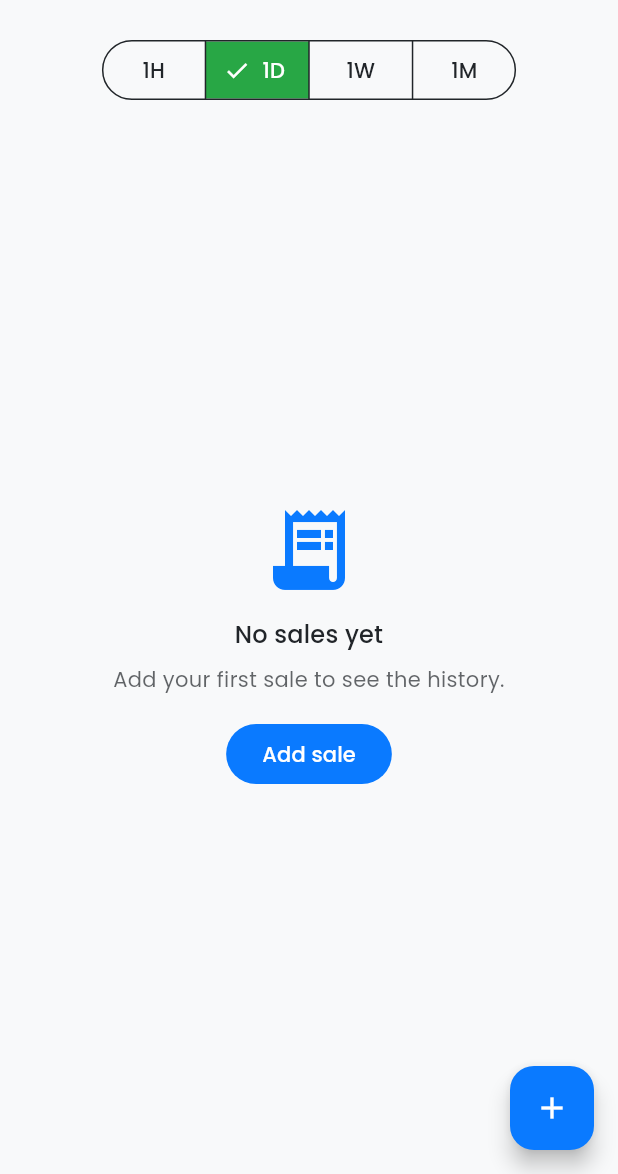
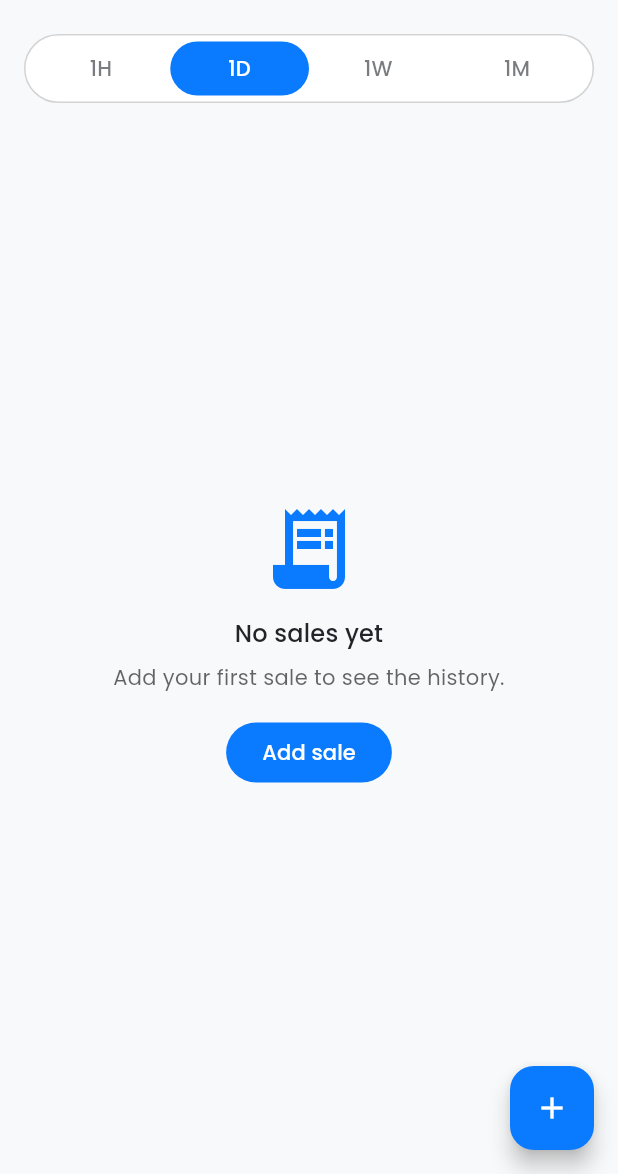
Before and after one commit to christhoval06/cosecha_app, a Flutter app: the SalesHistoryScreen screen opened by its route, on a phone screen of 412 x 824 dp, the part 62-1236 px from its top. Run offline on Flutter 3.47's test engine with Material 3 defaults, Android fonts, the phone set to English and light mode, and no system bars; our stand-ins replace animated_text_kit, dots_indicator, file_picker, fl_chart, flutter_form_builder, flutter_heatmap_calendar and 7 more; missing offline and left inert: cryptography, excel; accounts and stored records are empty.

```diff
--- a/lib/features/products/widgets/segment_tabs.dart
+++ b/lib/features/products/widgets/segment_tabs.dart
@@ -6,11 +6,13 @@ class SegmentTabs extends StatelessWidget {
     required this.value,
     required this.onChanged,
     required this.options,
+    this.labelBuilder,
   });
 
   final String value;
   final ValueChanged<String> onChanged;
   final List<String> options;
+  final String Function(String option)? labelBuilder;
 
   @override
   Widget build(BuildContext context) {
@@ -20,7 +22,7 @@ class SegmentTabs extends StatelessWidget {
       decoration: BoxDecoration(
         color: colorScheme.surface,
         borderRadius: BorderRadius.circular(24),
-        border: Border.all(color: colorScheme.outline.withOpacity(0.2)),
+        border: Border.all(color: colorScheme.outline.withValues(alpha: 0.2)),
       ),
       child: Row(
         children: options.map((option) {
@@ -34,16 +36,16 @@ class SegmentTabs extends StatelessWidget {
                 decoration: BoxDecoration(
                   color: isActive
                       ? colorScheme.primary
-                      : colorScheme.surface.withOpacity(0),
+                      : colorScheme.surface.withValues(alpha: 0),
                   borderRadius: BorderRadius.circular(20),
                 ),
                 child: Text(
-                  option,
+                  labelBuilder?.call(option) ?? option,
                   textAlign: TextAlign.center,
                   style: Theme.of(context).textTheme.labelLarge?.copyWith(
                         color: isActive
                             ? colorScheme.onPrimary
-                            : colorScheme.onSurface.withOpacity(0.6),
+                            : colorScheme.onSurface.withValues(alpha: 0.6),
                       ),
                 ),
               ),
--- a/lib/features/transactions/sales_history_screen.dart
+++ b/lib/features/transactions/sales_history_screen.dart
@@ -9,6 +9,8 @@ import '../../data/models/sale_transaction.dart';
 import '../../data/repositories/sales_repository.dart';
 import '../../l10n/app_localizations.dart';
 import '../../core/constants/app_routes.dart';
+import '../products/widgets/segment_tabs.dart';
+import 'widgets/sales_history_filters_sheet.dart';
 
 class SalesHistoryScreen extends StatefulWidget {
   const SalesHistoryScreen({super.key});
@@ -20,6 +22,9 @@ class SalesHistoryScreen extends StatefulWidget {
 class _SalesHistoryScreenState extends State<SalesHistoryScreen> {
   String _range = '1D';
   final _repository = SalesRepository();
+  SalesHistorySort _sort = SalesHistorySort.latest;
+  String? _channelFilter;
+  String? _productIdFilter;
 
   DateTime _rangeStart(DateTime now) {
     switch (_range) {
@@ -45,9 +50,35 @@ class _SalesHistoryScreenState extends State<SalesHistoryScreen> {
       appBar: AppBar(
         title: Text(l10n.salesHistoryTitle),
         actions: [
-          IconButton(
-            onPressed: () {},
-            icon: const Icon(Icons.filter_list),
+          Stack(
+            alignment: Alignment.center,
+            children: [
+              IconButton(
+                onPressed: _openFilters,
+                icon: const Icon(Icons.filter_list),
+              ),
+              if (_activeFilterCount > 0)
+                Positioned(
+                  right: 8,
+                  top: 8,
+                  child: Container(
+                    width: 18,
+                    height: 18,
+                    decoration: BoxDecoration(
+                      color: colorScheme.primary,
+                      shape: BoxShape.circle,
+                    ),
+                    alignment: Alignment.center,
+                    child: Text(
+                      _activeFilterCount.toString(),
+                      style: Theme.of(context).textTheme.labelSmall?.copyWith(
+                        color: colorScheme.onPrimary,
+                        fontSize: 10,
+                      ),
+                    ),
+                  ),
+                ),
+            ],
           ),
           IconButton(
             onPressed: _seedDemoData,
@@ -64,17 +95,11 @@ class _SalesHistoryScreenState extends State<SalesHistoryScreen> {
           children: [
             Padding(
               padding: const EdgeInsets.fromLTRB(16, 8, 16, 8),
-              child: SegmentedButton<String>(
-                segments: [
-                  ButtonSegment(value: '1H', label: Text(l10n.salesRange1H)),
-                  ButtonSegment(value: '1D', label: Text(l10n.salesRange1D)),
-                  ButtonSegment(value: '1W', label: Text(l10n.salesRange1W)),
-                  ButtonSegment(value: '1M', label: Text(l10n.salesRange1M)),
-                ],
-                selected: {_range},
-                onSelectionChanged: (values) {
-                  setState(() => _range = values.first);
-                },
+              child: SegmentTabs(
+                value: _range,
+                options: const ['1H', '1D', '1W', '1M'],
+                labelBuilder: (option) => _rangeLabel(l10n, option),
+                onChanged: (value) => setState(() => _range = value),
               ),
             ),
             Expanded(
@@ -87,10 +112,10 @@ class _SalesHistoryScreenState extends State<SalesHistoryScreen> {
                   final start = _rangeStart(now);
                   final items = box.values
                       .where((item) => item.createdAt.isAfter(start))
-                      .toList()
-                    ..sort((a, b) => b.createdAt.compareTo(a.createdAt));
+                      .toList();
+                  final filteredItems = _applyFilters(items);
 
-                  if (items.isEmpty) {
+                  if (filteredItems.isEmpty) {
                     return ListEmptyState(
                       icon: Icons.receipt_long,
                       title: l10n.salesEmptyTitle,
@@ -101,7 +126,7 @@ class _SalesHistoryScreenState extends State<SalesHistoryScreen> {
                     );
                   }
 
-                  final grouped = _groupByDay(items);
+                  final grouped = _groupByDay(filteredItems);
                   return ListView.builder(
                     padding: const EdgeInsets.all(16),
                     itemCount: grouped.length,
@@ -137,6 +162,83 @@ class _SalesHistoryScreenState extends State<SalesHistoryScreen> {
 
   bool _sameDay(DateTime a, DateTime b) {
     return a.year == b.year && a.month == b.month && a.day == b.day;
+  }
+
+  String _rangeLabel(AppLocalizations l10n, String value) {
+    switch (value) {
+      case '1H':
+        return l10n.salesRange1H;
+      case '1D':
+        return l10n.salesRange1D;
+      case '1W':
+        return l10n.salesRange1W;
+      case '1M':
+        return l10n.salesRange1M;
+      default:
+        return value;
+    }
+  }
+
+  int get _activeFilterCount {
+    var count = 0;
+    if (_channelFilter != null) count++;
+    if (_productIdFilter != null) count++;
+    if (_sort != SalesHistorySort.latest) count++;
+    return count;
+  }
+
+  List<SaleTransaction> _applyFilters(List<SaleTransaction> items) {
+    var filtered = items.where((item) {
+      if (_channelFilter != null &&
+          SalesChannels.normalize(item.channel) != _channelFilter) {
+        return false;
+      }
+      if (_productIdFilter != null && item.productId != _productIdFilter) {
+        return false;
+      }
+      return true;
+    }).toList();
+
+    switch (_sort) {
+      case SalesHistorySort.latest:
+        filtered.sort((a, b) => b.createdAt.compareTo(a.createdAt));
+      case SalesHistorySort.highestAmount:
+        filtered.sort((a, b) => b.amount.compareTo(a.amount));
+      case SalesHistorySort.highestQuantity:
+        filtered.sort((a, b) => b.quantity.compareTo(a.quantity));
+    }
+    return filtered;
+  }
+
+  Future<void> _openFilters() async {
+    final allItems = Hive.box<SaleTransaction>(HiveBoxes.transactions).values;
+    final products = <ProductFilterOption>[
+      for (final entry in {
+        for (final item in allItems)
+          item.productId: ProductFilterOption(
+            productId: item.productId,
+            productName: item.productName,
+          ),
+      }.values)
+        entry,
+    ]..sort((a, b) => a.productName.compareTo(b.productName));
+
+    final values = await showSalesHistoryFiltersSheet(
+      context: context,
+      initialChannel: _channelFilter,
+      initialProductId: _productIdFilter,
+      initialSort: _sort,
+      products: products,
+    );
+
+    if (values == null) return;
+
+    if (!mounted) return;
+    setState(() {
+      _channelFilter = values.channel;
+      _productIdFilter = values.productId;
+      _sort = values.sort;
+    });
   }
 
   List<_DayGroup> _groupByDay(List<SaleTransaction> items) {
@@ -264,7 +366,7 @@ class _SaleTile extends StatelessWidget {
         borderRadius: BorderRadius.circular(16),
         boxShadow: [
           BoxShadow(
-            color: shadowColor.withOpacity(0.04),
+            color: shadowColor.withValues(alpha: 0.04),
             blurRadius: 8,
             offset: const Offset(0, 4),
           ),
@@ -287,7 +389,7 @@ class _SaleTile extends StatelessWidget {
                         .textTheme
                         .labelSmall
                         ?.copyWith(
-                            color: colorScheme.onSurface.withOpacity(0.6)),
+                            color: colorScheme.onSurface.withValues(alpha: 0.6)),
                   ),
                 ],
               ),
@@ -309,7 +411,7 @@ class _SaleTile extends StatelessWidget {
                 style: Theme.of(context)
                     .textTheme
                     .labelSmall
-                    ?.copyWith(color: colorScheme.onSurface.withOpacity(0.6)),
+                    ?.copyWith(color: colorScheme.onSurface.withValues(alpha: 0.6)),
               ),
             ],
           ),
--- a/lib/l10n/app_localizations.dart
+++ b/lib/l10n/app_localizations.dart
@@ -788,6 +788,48 @@ abstract class AppLocalizations {
   /// **'Mayorista'**
   String get salesChannelWholesale;
 
+  /// No description provided for @salesFiltersAll.
+  ///
+  /// In es, this message translates to:
+  /// **'Todos'**
+  String get salesFiltersAll;
+
+  /// No description provided for @salesFiltersSort.
+  ///
+  /// In es, this message translates to:
+  /// **'Orden'**
+  String get salesFiltersSort;
+
+  /// No description provided for @salesSortLatest.
+  ///
+  /// In es, this message translates to:
+  /// **'Más recientes'**
+  String get salesSortLatest;
+
+  /// No description provided for @salesSortHighestAmount.
+  ///
+  /// In es, this message translates to:
+  /// **'Mayor monto'**
+  String get salesSortHighestAmount;
+
+  /// No description provided for @salesSortHighestQuantity.
+  ///
+  /// In es, this message translates to:
+  /// **'Mayor cantidad'**
+  String get salesSortHighestQuantity;
+
+  /// No description provided for @salesFiltersClear.
+  ///
+  /// In es, this message translates to:
+  /// **'Limpiar'**
+  String get salesFiltersClear;
+
+  /// No description provided for @salesFiltersApply.
+  ///
+  /// In es, this message translates to:
+  /// **'Aplicar'**
+  String get salesFiltersApply;
+
   /// No description provided for @salesSave.
   ///
   /// In es, this message translates to:
```
Also changed, not shown: lib/features/transactions/widgets/sales_history_filters_sheet.dart (added, +174 -0 lines), lib/l10n/app_en.arb (+7 -0 lines), lib/l10n/app_es.arb (+7 -0 lines), lib/l10n/app_localizations_en.dart (+21 -0 lines), lib/l10n/app_localizations_es.dart (+21 -0 lines).
